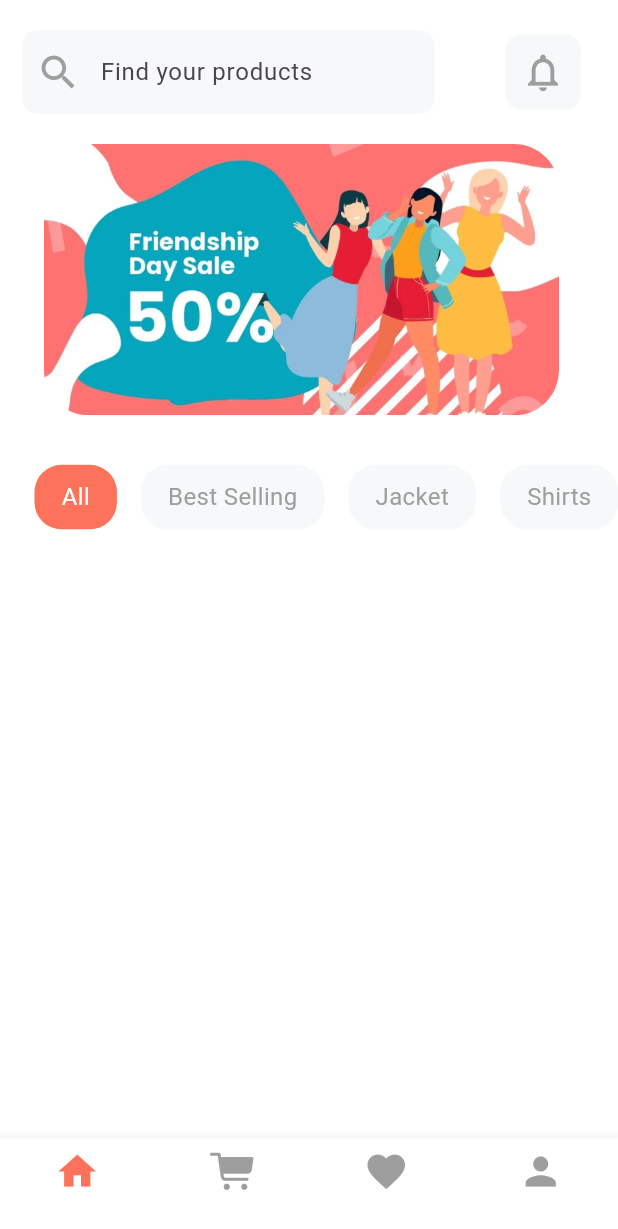
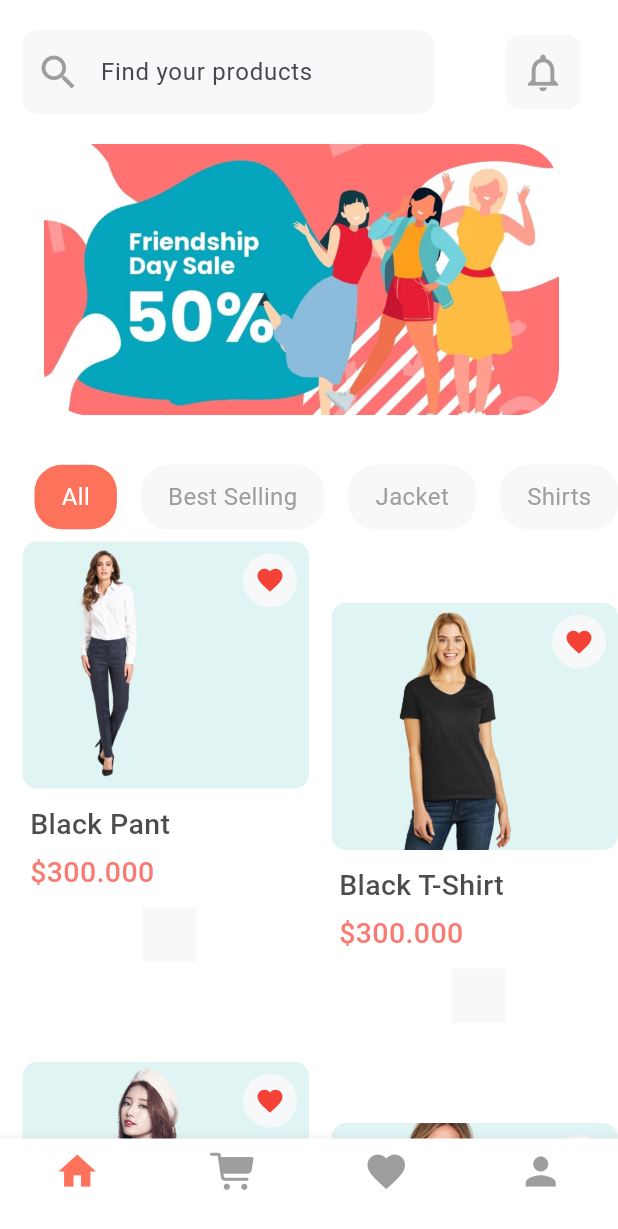
Before and after one commit to HoangTranNe/doanmobilenangcao, a Flutter app: the screen it shows after launch, on a phone screen of 412 x 824 dp. Shown: the top 1229 px of the screen. Run offline on Flutter 3.47's test engine with Material 3 defaults, Android fonts, the phone set to English and light mode, and no system bars; our stand-ins replace flutter_rating_bar.

```diff
--- a/lib/widgets/product_card.dart
+++ b/lib/widgets/product_card.dart
@@ -1,11 +1,102 @@
 import 'package:flutter/material.dart';
+import 'package:main_project/screen/product_screen.dart';
 
-class ProductCard extends StatelessWidget{
+class ProductCard extends StatelessWidget {
   String img;
   ProductCard(this.img, {super.key});
 
   @override
-  Widget build(BuildContext context){
-    return Container();
+  Widget build(BuildContext context) {
+    // TODO: implement build
+    return Column(
+      children: [
+        ClipRRect(
+          borderRadius: BorderRadius.circular(10),
+          child: Container(
+            color: const Color.fromARGB(255, 224, 244, 244),
+            child: Stack(
+              children: [
+                InkWell(
+                  onTap: () {
+                    Navigator.push(
+                        context,
+                        MaterialPageRoute(
+                            builder: (context) => ProductScreen(img)));
+                  },
+                  child: Image.asset(
+                    "images/$img.png",
+                    fit: BoxFit.cover,
+                    height: 165,
+                  ),
+                ),
+                Padding(
+                  padding: const EdgeInsets.all(8),
+                  child: Align(
+                    alignment: Alignment.topRight,
+                    child: Container(
+                      padding: const EdgeInsets.all(8),
+                      decoration: BoxDecoration(
+                          color: const Color(0xFFF7F8FA),
+                          borderRadius: BorderRadius.circular(20)),
+                      child: const Icon(
+                        Icons.favorite,
+                        size: 20,
+                        color: Colors.red,
+                      ),
+                    ),
+                  ),
+                )
+              ],
+            ),
+          ),
+        ),
+        const SizedBox(
+          height: 10,
+        ),
+        Padding(
+          padding: const EdgeInsets.only(left: 5),
+          child: Align(
+            alignment: Alignment.centerLeft,
+            child: Column(
+              crossAxisAlignment: CrossAxisAlignment.start,
+              children: [
+                Text(
+                  img,
+                  style: TextStyle(
+                      fontSize: 19,
+                      fontWeight: FontWeight.w500,
+                      color: Colors.black.withOpacity(0.7)),
+                ),
+                const SizedBox(
+                  height: 5,
+                ),
+                Text(
+                  "\$300.000",
+                  style: TextStyle(
+                      fontSize: 19,
+                      fontWeight: FontWeight.w500,
+                      color: Colors.red.withOpacity(0.7)),
+                ),
+                const SizedBox(height: 10,),
+                Row(
+                  mainAxisAlignment: MainAxisAlignment.spaceAround,
+                  children: [
+                    InkWell(
+                      onTap: (){},
+                      child: Container(
+                        padding: const EdgeInsets.all(18),
+                        decoration: const BoxDecoration(
+                          color: Color(0xFFF7F8FA),
+                        ),
+                      ),
+                    )
+                  ],
+                )
+              ],
+            ),
+          ),
+        )
+      ],
+    );
   }
 }
--- a/pubspec.yaml
+++ b/pubspec.yaml
@@ -10,6 +10,8 @@ dart_format: ^1.1.18
 dependencies:
   flutter:
     sdk: flutter
+  cupertino_icons: ^1.0.2
+  flutter_rating_bar: ^4.0.1
 
 
 dev_dependencies:
```
Also changed, not shown: lib/screen/product_screen.dart (added, +195 -0 lines), lib/widgets/bottom_sheet.dart (added, +59 -0 lines), pubspec.lock.
